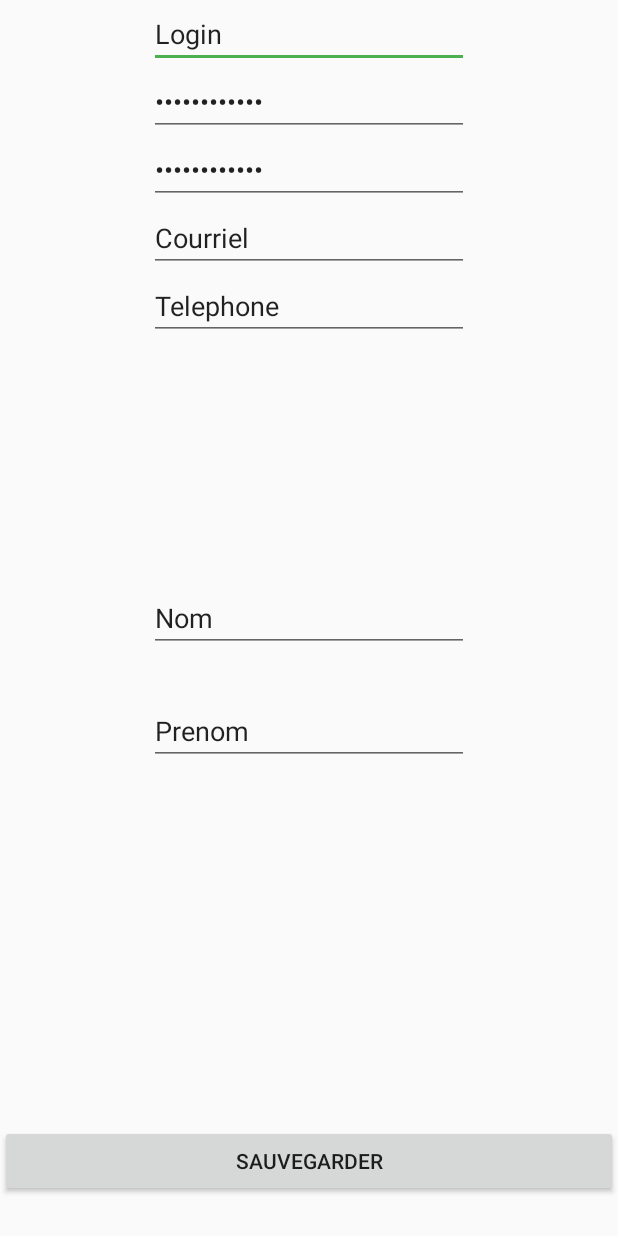
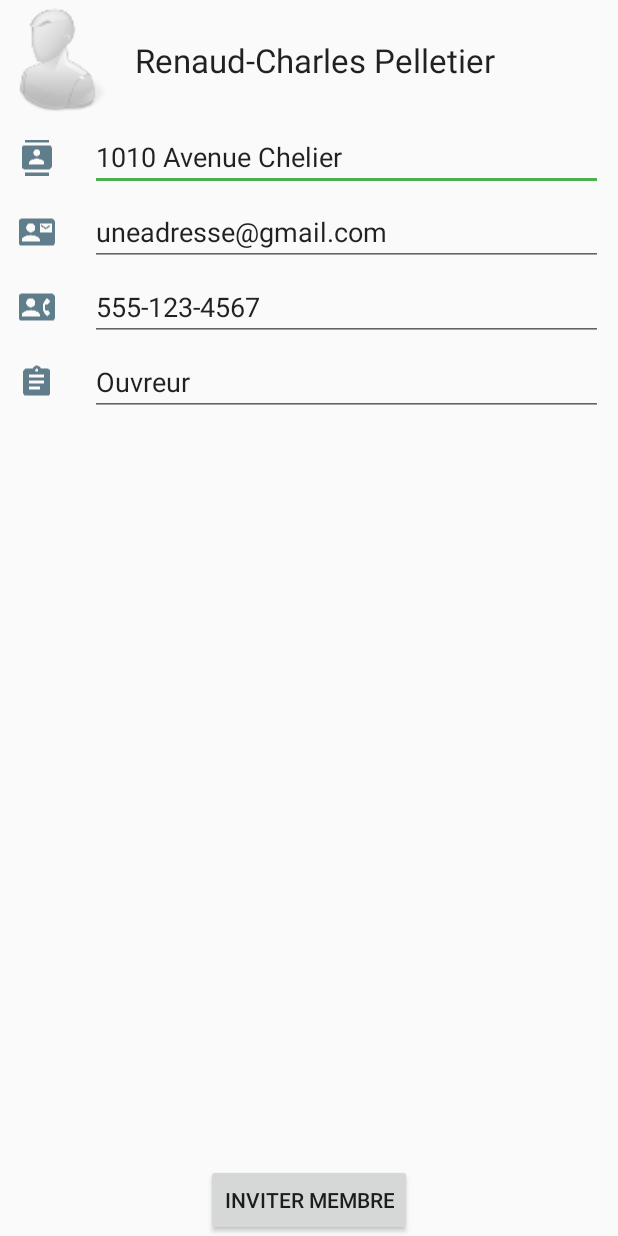
Before and after one commit to andgsk/AndroidTP2, an Android app: the layout fragment_modprofil.xml on its own in the app's theme, with its tools: preview values and no code run, on a phone screen of 412 x 824 dp. Run offline under Robolectric (Android 15) with nearby library versions, the phone set to English and light mode, and no system bars.

Commit message:
modification layout profil et layout modif profil + ajout menu toolbar

```diff
--- a/app/src/main/java/deptinfo/cegepgarneau/ca/tp2/activities/MainActivity.java
+++ b/app/src/main/java/deptinfo/cegepgarneau/ca/tp2/activities/MainActivity.java
@@ -1,6 +1,5 @@
 package deptinfo.cegepgarneau.ca.tp2.activities;
 
-import android.app.FragmentManager;
 import android.support.design.widget.NavigationView;
 import android.support.v4.app.Fragment;
 import android.support.v4.widget.DrawerLayout;
@@ -8,9 +7,9 @@ import android.support.v7.app.ActionBarDrawerToggle;
 import android.support.v7.app.AppCompatActivity;
 import android.os.Bundle;
 import android.support.v7.widget.Toolbar;
+import android.view.Menu;
 import android.view.MenuItem;
 import android.view.View;
-import android.widget.Button;
 import android.widget.Toast;
 import deptinfo.cegepgarneau.ca.tp2.R;
 import deptinfo.cegepgarneau.ca.tp2.fragments.ClassementsFragment;
@@ -19,8 +18,6 @@ import deptinfo.cegepgarneau.ca.tp2.fragments.NouvellesFragment;
 import deptinfo.cegepgarneau.ca.tp2.fragments.PistesFragment;
 import deptinfo.cegepgarneau.ca.tp2.fragments.ProfilFragment;
 import deptinfo.cegepgarneau.ca.tp2.fragments.SettingsFragment;
-import deptinfo.cegepgarneau.ca.tp2.fragments.modAdresseFragment;
-import deptinfo.cegepgarneau.ca.tp2.fragments.modProfilFragment;
 
 public class MainActivity extends AppCompatActivity implements NavigationView.OnNavigationItemSelectedListener {
 
@@ -29,6 +26,7 @@ public class MainActivity extends AppCompatActivity implements NavigationView.On
     public DrawerLayout mDrawerLayout;
     public NavigationView mNavigationView;
     public android.support.v4.app.FragmentTransaction fragmentTransaction;
+    public boolean showMenu = false;
 
 
     @Override
@@ -62,7 +60,16 @@ public class MainActivity extends AppCompatActivity implements NavigationView.On
         fragmentTransaction.commit();
     }
 
+    @Override
+    public boolean onCreateOptionsMenu(Menu menu) {
+        // Inflate the menu; this adds items to the action bar if it is present.
+        getMenuInflater().inflate(R.menu.toolbar_menu, menu);
+        return showMenu;
+    }
 
+    public void inflateMenu(){
+
+    }
 
     @Override
     public boolean onNavigationItemSelected(MenuItem item) {
@@ -70,6 +77,9 @@ public class MainActivity extends AppCompatActivity implements NavigationView.On
         int id = item.getItemId();
 
         Toast.makeText(this, item.getTitle() + " selected!", Toast.LENGTH_LONG).show();
+
+        // Hide le menu.
+        showMenu = false;
 
         boolean shouldSwitch = false;
         Fragment fragment = new NouvellesFragment();
@@ -89,6 +99,7 @@ public class MainActivity extends AppCompatActivity implements NavigationView.On
                 shouldSwitch = true;
                 break;
             case R.id.nav_profil:
+                showMenu = true;
                 fragment = new ProfilFragment();
                 shouldSwitch = true;
                 break;
@@ -108,6 +119,9 @@ public class MainActivity extends AppCompatActivity implements NavigationView.On
             OpenFragment(fragment);
         }
 
+        // Refresh le menu.
+        invalidateOptionsMenu();
+
         return true;
     }
 
--- a/app/src/main/java/deptinfo/cegepgarneau/ca/tp2/fragments/ProfilFragment.java
+++ b/app/src/main/java/deptinfo/cegepgarneau/ca/tp2/fragments/ProfilFragment.java
@@ -6,7 +6,6 @@ import android.support.v4.app.Fragment;
 import android.view.LayoutInflater;
 import android.view.View;
 import android.view.ViewGroup;
-import android.widget.Toast;
 
 import deptinfo.cegepgarneau.ca.tp2.R;
 import deptinfo.cegepgarneau.ca.tp2.activities.MainActivity;
@@ -24,7 +23,7 @@ public class ProfilFragment extends Fragment {
     @Nullable
     @Override
     public View onCreateView(LayoutInflater inflater, ViewGroup container, Bundle savedInstanceState) {
-        View view = inflater.inflate(R.layout.fragment_myprofil,container,false);
+        View view = inflater.inflate(R.layout.fragment_profil,container,false);
         MainActivity mainActivity = (MainActivity)getActivity();
         mainActivity.mToolbar.setTitle(R.string.titre_profil);
 
--- a/app/src/main/java/deptinfo/cegepgarneau/ca/tp2/fragments/SettingsFragment.java
+++ b/app/src/main/java/deptinfo/cegepgarneau/ca/tp2/fragments/SettingsFragment.java
@@ -23,7 +23,7 @@ public class SettingsFragment extends Fragment {
     @Nullable
     @Override
     public View onCreateView(LayoutInflater inflater, ViewGroup container, Bundle savedInstanceState) {
-        View view = inflater.inflate(R.layout.fragment_myprofil,container,false);
+        View view = inflater.inflate(R.layout.fragment_modprofil,container,false);
         MainActivity mainActivity = (MainActivity)getActivity();
         mainActivity.mToolbar.setTitle(R.string.titre_preferences);
         return  view;
--- a/app/src/main/java/deptinfo/cegepgarneau/ca/tp2/fragments/modProfilFragment.java
+++ b/app/src/main/java/deptinfo/cegepgarneau/ca/tp2/fragments/modProfilFragment.java
@@ -1,29 +1,46 @@
 package deptinfo.cegepgarneau.ca.tp2.fragments;
 
-import android.support.v4.app.Fragment;
 import android.os.Bundle;
 import android.support.annotation.Nullable;
+import android.support.v4.app.Fragment;
 import android.view.LayoutInflater;
 import android.view.View;
 import android.view.ViewGroup;
 
 import deptinfo.cegepgarneau.ca.tp2.R;
+import deptinfo.cegepgarneau.ca.tp2.activities.MainActivity;
 
 /**
- * Created by Andrey on 2016-02-26.
+ * Created by Renaud-Charles on 22/02/2016.
  */
-public class modProfilFragment extends Fragment {
-    public modProfilFragment() {
+public class ModProfilFragment extends Fragment {
+
+    // Constructeur
+    public ModProfilFragment(){
+
     }
-
 
     @Nullable
     @Override
     public View onCreateView(LayoutInflater inflater, ViewGroup container, Bundle savedInstanceState) {
         View view = inflater.inflate(R.layout.fragment_modprofil,container,false);
+        MainActivity mainActivity = (MainActivity)getActivity();
+        mainActivity.mToolbar.setTitle(R.string.titre_mod_profil);
 
+        /*
+        row.setOnClickListener(new View.OnClickListener() {
+            @Override
+            public void onClick(View v) {
+                // TODO Auto-generated method stub
+                MainActivity activity = (MainActivity) context;
+                activity.OpenFragment(new PistesFragment());
+                Toast.makeText(context, "Invitation envoye!", Toast.LENGTH_LONG).show();
 
+            }
+        });
+        */
 
         return  view;
     }
+
 }
--- a/app/src/main/res/layout/fragment_modprofil.xml
+++ b/app/src/main/res/layout/fragment_modprofil.xml
@@ -1,93 +1,155 @@
 <?xml version="1.0" encoding="utf-8"?>
 <RelativeLayout xmlns:android="http://schemas.android.com/apk/res/android"
-    android:orientation="vertical" android:layout_width="match_parent"
+    android:layout_width="match_parent" android:layout_height="match_parent">
+
+    <TableLayout
+        android:layout_width="match_parent"
+        android:layout_height="wrap_content"
+        android:id="@+id/tableLayout">
+
+        <TableRow
+            android:layout_width="match_parent"
             android:layout_height="match_parent">
+
+            <ImageView
+                android:layout_width="80dp"
+                android:layout_height="80dp"
+                android:id="@+id/imgMembre"
+                android:src="@mipmap/ic_profile" />
+
+            <TextView
+                android:layout_width="wrap_content"
+                android:layout_height="wrap_content"
+                android:layout_gravity="center_vertical"
+                android:textAppearance="?android:attr/textAppearanceLarge"
+                android:text="@string/txtNomMembre"
+                android:id="@+id/txtNomMembre"
+                android:layout_marginLeft="10dp" />
+        </TableRow>
+    </TableLayout>
+
+    <Button
+        android:layout_width="wrap_content"
+        android:layout_height="wrap_content"
+        android:text="@string/txtInviterMembre"
+        android:id="@+id/button5"
+        android:layout_alignParentBottom="true"
+        android:layout_centerHorizontal="true" />
+
+    <ScrollView
+        android:layout_width="wrap_content"
+        android:layout_height="wrap_content"
+        android:id="@+id/scrollView2"
+        android:layout_below="@+id/tableLayout"
+        android:layout_alignParentLeft="true"
+        android:layout_alignParentStart="true"
+        android:layout_above="@+id/button5">
+
+        <TableLayout
+            android:layout_width="match_parent"
+            android:layout_height="match_parent"
+            android:layout_below="@+id/tableLayout"
+            android:layout_centerHorizontal="true"
+            android:layout_above="@+id/button5"
+            android:stretchColumns="1">
+
+            <TableRow
+                android:layout_width="match_parent"
+                android:layout_height="match_parent">
+
+                <ImageView
+                    android:layout_width="50dp"
+                    android:layout_height="50dp"
+                    android:id="@+id/imgAdresse"
+                    android:src="@drawable/ic_contacts_black_24dp"
+                    android:layout_gravity="center"
+                    android:contentDescription="@string/txtImgAdresse"
+                    android:tint="@color/primary" />
 
                 <EditText
                     android:layout_width="wrap_content"
                     android:layout_height="wrap_content"
-        android:inputType="textPersonName"
-        android:text="@string/login"
-        android:ems="10"
-        android:id="@+id/txtLogin"
-        android:layout_alignParentTop="true"
-        android:layout_centerHorizontal="true" />
+                    android:textAppearance="?android:attr/textAppearanceMedium"
+                    android:text="@string/txtAdresse"
+                    android:id="@+id/txtAdresse"
+                    android:layout_gravity="center_vertical"
+                    android:layout_marginLeft="10dp"
+                    android:layout_marginRight="10dp" />
+
+            </TableRow>
+
+            <TableRow
+                android:layout_width="match_parent"
+                android:layout_height="match_parent" >
+
+                <ImageView
+                    android:layout_width="50dp"
+                    android:layout_height="50dp"
+                    android:id="@+id/imgEmail"
+                    android:src="@drawable/ic_contact_mail_black_24dp"
+                    android:layout_gravity="center"
+                    android:contentDescription="@string/txtIconMail"
+                    android:tint="@color/primary" />
 
                 <EditText
                     android:layout_width="wrap_content"
                     android:layout_height="wrap_content"
-        android:inputType="textPassword"
-        android:ems="10"
-        android:id="@+id/txtMDP"
-        android:layout_below="@+id/txtLogin"
-        android:layout_alignLeft="@+id/txtLogin"
-        android:layout_alignStart="@+id/txtLogin"
-        android:text="@string/mdp" />
+                    android:textAppearance="?android:attr/textAppearanceMedium"
+                    android:text="@string/txtEmail"
+                    android:id="@+id/txtEmail"
+                    android:layout_gravity="center_vertical"
+                    android:layout_marginLeft="10dp"
+                    android:layout_marginRight="10dp" />
+            </TableRow>
+
+            <TableRow
+                android:layout_width="match_parent"
+                android:layout_height="match_parent" >
+
+                <ImageView
+                    android:layout_width="50dp"
+                    android:layout_height="50dp"
+                    android:id="@+id/imgNoTelephone"
+                    android:src="@drawable/ic_contact_phone_black_24dp"
+                    android:layout_gravity="center"
+                    android:contentDescription="@string/txtIconNoTelephone"
+                    android:tint="@color/primary" />
 
                 <EditText
                     android:layout_width="wrap_content"
                     android:layout_height="wrap_content"
-        android:inputType="textPassword"
-        android:ems="10"
-        android:id="@+id/txtConfMDP"
-        android:layout_below="@+id/txtMDP"
-        android:layout_alignLeft="@+id/txtMDP"
-        android:layout_alignStart="@+id/txtMDP"
-        android:text="@string/MotDePasseInsc" />
+                    android:textAppearance="?android:attr/textAppearanceMedium"
+                    android:text="@string/txtNoTelephone"
+                    android:id="@+id/txtNoTelephone"
+                    android:layout_gravity="center_vertical"
+                    android:layout_marginLeft="10dp"
+                    android:layout_marginRight="10dp" />
+            </TableRow>
+
+            <TableRow
+                android:layout_width="match_parent"
+                android:layout_height="match_parent" >
+
+                <ImageView
+                    android:layout_width="50dp"
+                    android:layout_height="50dp"
+                    android:id="@+id/imgStatus"
+                    android:src="@drawable/ic_assignment_black_24dp"
+                    android:layout_gravity="center"
+                    android:contentDescription="@string/txtIconStatus"
+                    android:tint="@color/primary" />
 
                 <EditText
                     android:layout_width="wrap_content"
                     android:layout_height="wrap_content"
-        android:inputType="textEmailAddress"
-        android:ems="10"
-        android:id="@+id/txtCourriel"
-        android:layout_below="@+id/txtConfMDP"
-        android:layout_alignLeft="@+id/txtConfMDP"
-        android:layout_alignStart="@+id/txtConfMDP"
-        android:text="@string/Courriel" />
+                    android:textAppearance="?android:attr/textAppearanceMedium"
+                    android:text="@string/txtStatus"
+                    android:id="@+id/txtStatus"
+                    android:layout_gravity="center_vertical"
+                    android:layout_marginLeft="10dp"
+                    android:layout_marginRight="10dp" />
+            </TableRow>
+        </TableLayout>
+    </ScrollView>
 
-    <EditText
-        android:layout_width="wrap_content"
-        android:layout_height="wrap_content"
-        android:inputType="phone"
-        android:ems="10"
-        android:id="@+id/txtnumTel"
-        android:layout_below="@+id/txtCourriel"
-        android:layout_centerHorizontal="true"
-        android:text="@string/Tel" />
-
-    <EditText
-        android:layout_width="wrap_content"
-        android:layout_height="wrap_content"
-        android:inputType="textPersonName"
-        android:text="@string/Nom"
-        android:ems="10"
-        android:id="@+id/txtNom"
-        android:layout_centerVertical="true"
-        android:layout_alignLeft="@+id/txtnumTel"
-        android:layout_alignStart="@+id/txtnumTel" />
-
-    <EditText
-        android:layout_width="wrap_content"
-        android:layout_height="wrap_content"
-        android:inputType="textPersonName"
-        android:text="@string/Prenom"
-        android:ems="10"
-        android:id="@+id/txtPrenom"
-        android:layout_below="@+id/txtNom"
-        android:layout_alignLeft="@+id/txtNom"
-        android:layout_alignStart="@+id/txtNom"
-        android:layout_marginTop="30dp" />
-
-    <Button
-        android:layout_width="wrap_content"
-        android:layout_height="wrap_content"
-        android:text="@string/save"
-        android:id="@+id/btnSave"
-        android:layout_alignParentBottom="true"
-        android:layout_marginBottom="26dp"
-        android:layout_alignParentRight="true"
-        android:layout_alignParentEnd="true"
-        android:layout_alignParentLeft="true"
-        android:layout_alignParentStart="true" />
 </RelativeLayout>
--- /dev/null
+++ b/app/src/main/res/menu/toolbar_menu.xml
@@ -0,0 +1,12 @@
+<?xml version="1.0" encoding="utf-8"?>
+<menu xmlns:android="http://schemas.android.com/apk/res/android"
+    xmlns:app="http://schemas.android.com/apk/res-auto">
+
+    <item
+        android:id="@+id/action_name"
+        android:icon="@drawable/ic_assignment_black_24dp"
+        android:title="Text to be seen by user"
+        app:showAsAction="always"
+        android:orderInCategory="0"/>
+
+</menu>
--- a/app/src/main/res/values/strings.xml
+++ b/app/src/main/res/values/strings.xml
@@ -37,6 +37,7 @@
     <string name="titre_pistes">Pistes</string>
     <string name="titre_preferences">Preferences</string>
     <string name="titre_demandes">Invitations</string>
+    <string name="titre_mod_profil">Modification Profil</string>
     <string name="txt_bloc">Bloc</string>
     <string name="txt_voie">Voie</string>
 
```
Also changed, not shown: app/src/main/res/layout/fragment_profil.xml (renamed from app/src/main/res/layout/fragment_myprofil.xml). Lines whose indentation alone changed are shown as unchanged.
